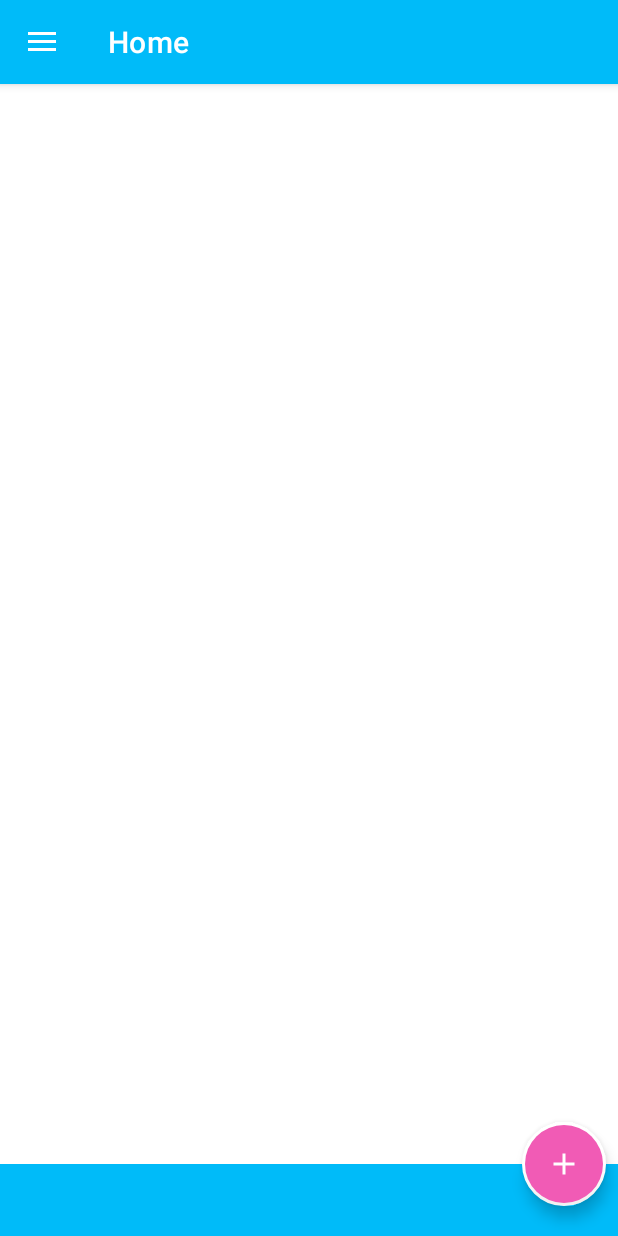
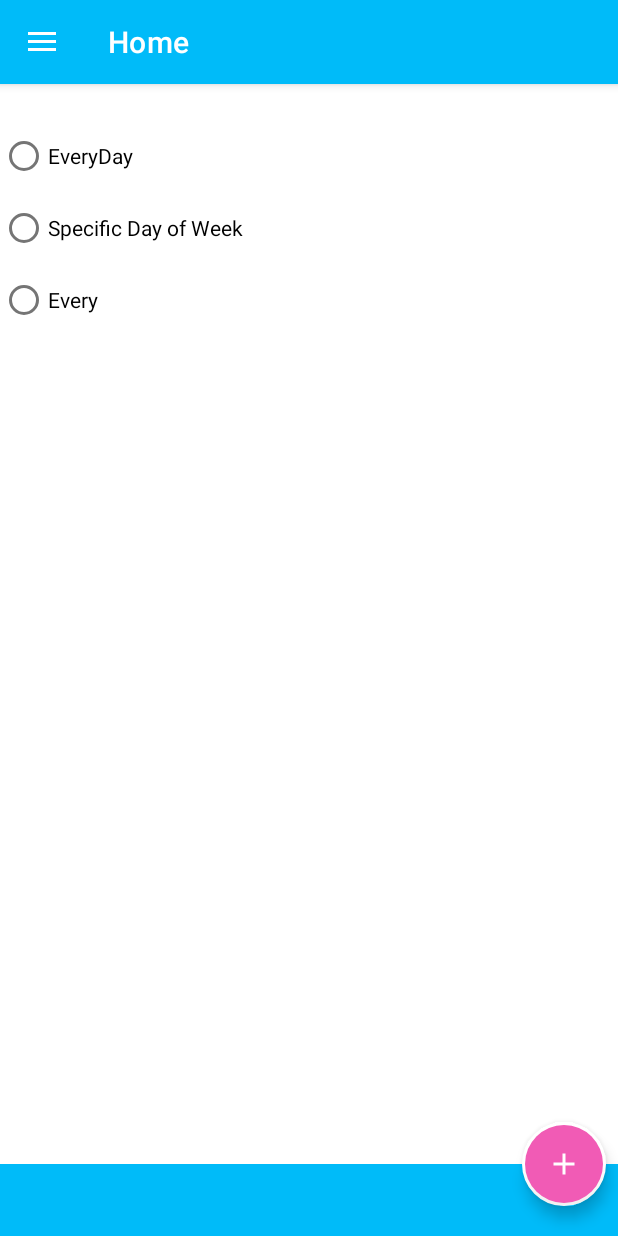
Before and after one commit to Al-AminJoy/PillReminder, an Android app: the fragment ScheduleFragment placed in its activity, on a phone screen of 412 x 824 dp. Run offline under Robolectric (Android 15) with nearby library versions, the phone set to English and light mode, and no system bars; our stand-ins replace data binding, navigation-ui; 2 statements that could not run were skipped.

Commit message:
Radio button Added in Schedule

```diff
--- a/app/src/main/java/com/alamin/pillreminder/view/fragment/ScheduleFragment.kt
+++ b/app/src/main/java/com/alamin/pillreminder/view/fragment/ScheduleFragment.kt
@@ -6,10 +6,7 @@ import androidx.fragment.app.Fragment
 import android.view.LayoutInflater
 import android.view.View
 import android.view.ViewGroup
-import android.widget.ArrayAdapter
-import android.widget.AutoCompleteTextView
-import android.widget.LinearLayout
-import android.widget.TextView
+import android.widget.*
 import androidx.navigation.fragment.navArgs
 import com.alamin.pillreminder.R
 import com.alamin.pillreminder.databinding.FragmentScheduleBinding
@@ -25,6 +22,16 @@ class ScheduleFragment : Fragment() {
     ): View? {
         binding = FragmentScheduleBinding.inflate(layoutInflater)
 
+        binding.setOnEveryDayClick {
+            Toast.makeText(requireContext(), "EveryDay", Toast.LENGTH_SHORT).show()
+        }
+        binding.setOnSpecificDayClick {
+            Toast.makeText(requireContext(), "SpecificDay", Toast.LENGTH_SHORT).show()
+        }
+        binding.setOnEveryClick {
+            Toast.makeText(requireContext(), "Every", Toast.LENGTH_SHORT).show()
+        }
+
         showInfo()
 
         return binding.root
@@ -39,13 +46,15 @@ class ScheduleFragment : Fragment() {
             var txtTime: AutoCompleteTextView = view.findViewById(R.id.txtTime)
             var txtDosage: AutoCompleteTextView = view.findViewById(R.id.txtDosages)
             var txtDosageTitle: TextView = view.findViewById(R.id.txtDosageTitle)
+            var txtMedicineUnit: TextView = view.findViewById(R.id.txtMedicineUnit)
 
             txtDosageTitle.text = "Dosage : ${item+1}"
+            txtMedicineUnit.text = "${arg.unit}(s)"
 
             txtDosage.setOnClickListener {
                 txtDosage.showDropDown()
             }
-            val  dosagesAdapter = ArrayAdapter(requireContext(),R.layout.list_item,R.id.txtItems,DataUtils.pillDosages(arg.unit))
+            val  dosagesAdapter = ArrayAdapter(requireContext(),R.layout.list_item,R.id.txtItems,DataUtils.pillDosages())
             txtDosage.setAdapter(dosagesAdapter)
 
             txtTime.setOnClickListener {
--- a/app/src/main/res/drawable/box_theme_layout.xml
+++ b/app/src/main/res/drawable/box_theme_layout.xml
@@ -1,6 +1,7 @@
 <?xml version="1.0" encoding="utf-8"?>
 <shape android:shape="rectangle"
     xmlns:android="http://schemas.android.com/apk/res/android">
+    <corners android:radius="@dimen/app_margin"/>
     <stroke android:color="@color/theme_color" android:width="@dimen/dimen2dp"/>
-    <solid android:color="@color/white"/>
+    <solid android:color="@color/theme_fourth"/>
 </shape>
--- a/app/src/main/res/layout/fragment_schedule.xml
+++ b/app/src/main/res/layout/fragment_schedule.xml
@@ -4,21 +4,72 @@
 
     <data>
 
+        <import type="android.view.View.OnClickListener"/>
+
+        <variable
+            name="onEveryDayClick"
+            type="OnClickListener" />
+        <variable
+            name="onSpecificDayClick"
+            type="OnClickListener" />
+        <variable
+            name="onEveryClick"
+            type="OnClickListener" />
+
     </data>
 
-    <FrameLayout
+    <ScrollView
         android:layout_width="match_parent"
         android:layout_height="match_parent"
         tools:context=".view.fragment.ScheduleFragment">
 
         <LinearLayout
-            android:id="@+id/layoutFrequency"
-            android:orientation="vertical"
             android:layout_width="match_parent"
-            android:padding="@dimen/app_margin"
-            android:layout_height="wrap_content">
+            android:layout_height="match_parent"
+            android:orientation="vertical">
+            <LinearLayout
+                android:id="@+id/layoutFrequency"
+                android:orientation="vertical"
+                android:layout_width="match_parent"
+                android:padding="@dimen/app_margin"
+                android:layout_height="wrap_content">
+
+            </LinearLayout>
+
+            <LinearLayout
+                android:layout_width="match_parent"
+                android:layout_height="wrap_content"
+                android:orientation="vertical"
+                android:layout_marginTop="@dimen/app_margin">
+
+                <RadioGroup
+                    android:id="@+id/radioGroupDays"
+                    android:layout_width="wrap_content"
+                    android:layout_height="wrap_content"
+                    android:orientation="vertical">
+                    <RadioButton
+                        android:id="@+id/btnEveryDay"
+                        android:onClick="@{onEveryDayClick}"
+                        android:layout_width="wrap_content"
+                        android:layout_height="wrap_content"
+                        android:text="EveryDay"/>
+                    <RadioButton
+                        android:id="@+id/btnSpecificDay"
+                        android:onClick="@{onSpecificDayClick}"
+                        android:layout_width="wrap_content"
+                        android:layout_height="wrap_content"
+                        android:text="Specific Day of Week"/>
+                    <RadioButton
+                        android:id="@+id/btnEvery"
+                        android:onClick="@{onEveryClick}"
+                        android:layout_width="wrap_content"
+                        android:layout_height="wrap_content"
+                        android:text="Every"/>
+                </RadioGroup>
+
+            </LinearLayout>
 
         </LinearLayout>
 
-    </FrameLayout>
+    </ScrollView>
 </layout>
```
Also changed, not shown: app/src/main/java/com/alamin/pillreminder/utils/DataUtils.kt (+25 -25 lines), app/src/main/java/com/alamin/pillreminder/view/dialog/PillNameDialogFragment.kt (+9 -12 lines), app/src/main/res/layout/fragment_pill_name_dialog.xml (+10 -0 lines), app/src/main/res/layout/frequency_item.xml (+24 -45 lines), app/src/main/res/layout/specific_day_layout.xml (added, +51 -0 lines).
